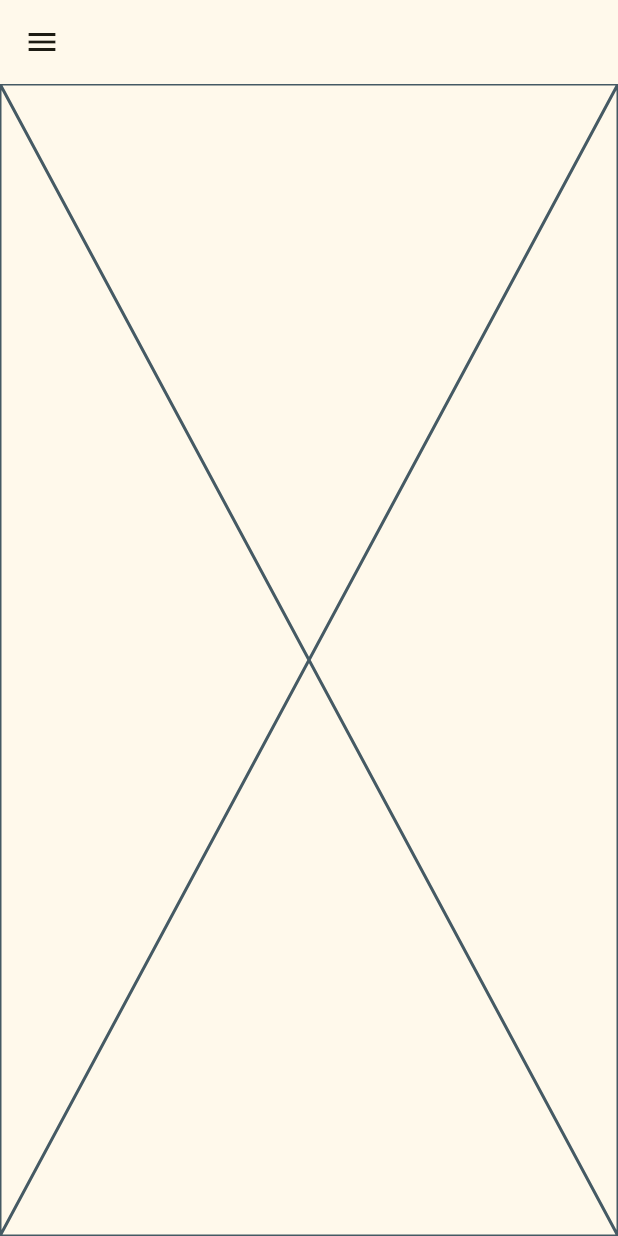
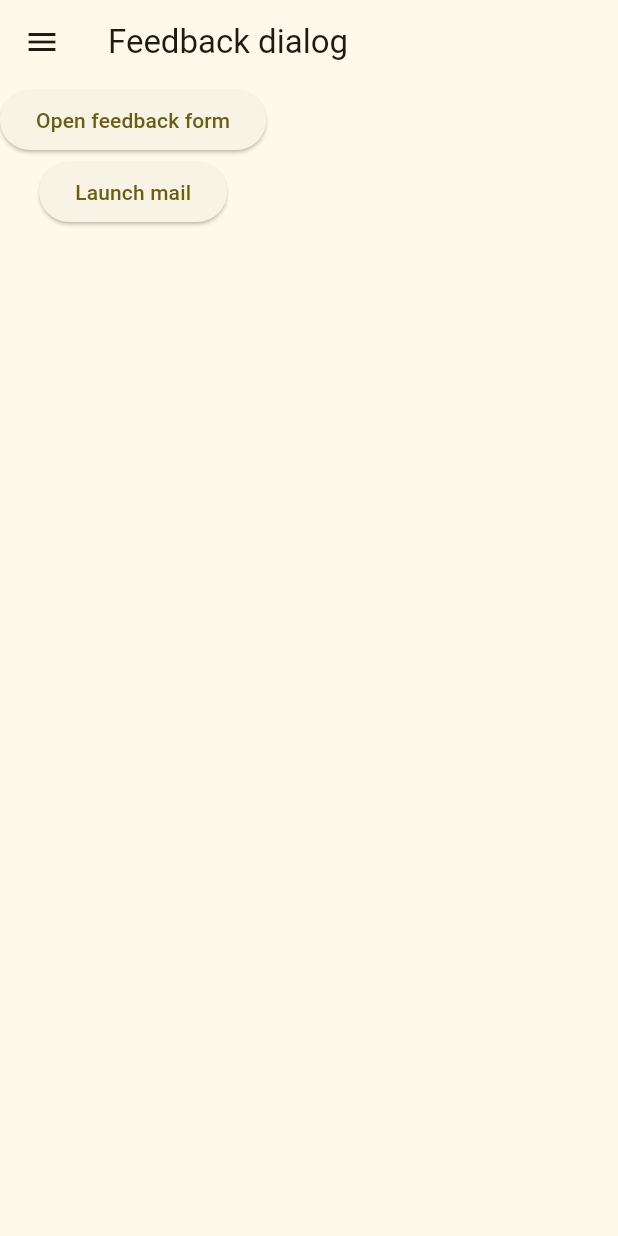
Before and after one commit to vgrfl/reusable_flutter_snippets, a Flutter app: the screen it shows after launch, on a phone screen of 412 x 824 dp. Run offline on Flutter 3.47's test engine with Material 3 defaults, Android fonts, the phone set to English and light mode, and no system bars.

Commit message:
url launcher email app launch funtion added

```diff
--- a/lib/basic_material_app.dart
+++ b/lib/basic_material_app.dart
@@ -1,6 +1,8 @@
 import 'package:flutter/material.dart';
 import 'package:reusable_flutter_snippets/Themes/themes.dart';
-
+import 'package:reusable_flutter_snippets/url_launcher_snippets.dart';
+import 'global_variables.dart' as globals;
+import 'feedback_collection_dialog.dart';
 
 // Just a container materialapp with a scaffold homepage to act as base for
 // other snippets in this repo
@@ -13,17 +15,15 @@ class BasicMaterialApp extends StatelessWidget {
     return MaterialApp(
       title: 'Flutter Snippets',
       theme: theme1,
-      home: MyContainerPage1(),
+      home: MyContainerPage1(title: "Feedback dialog", ),
+      // navigatorKey: globals.navigatorKey,
     );
   }
 }
 
 class MyContainerPage1 extends StatefulWidget {
-  Widget child;
-
   String title;
-
-   MyContainerPage1({super.key, this.child=const Placeholder(), this.title=""});
+  MyContainerPage1({super.key, this.title=""});
 
   @override
   State<MyContainerPage1> createState() => _MyContainerPage1State();
@@ -35,7 +35,21 @@ class _MyContainerPage1State extends State<MyContainerPage1> {
     return Scaffold(
       appBar: AppBar(title: Text(widget.title),),
       drawer: const Drawer(),
-      body: widget.child
+      body: Column(
+        children: [
+          ElevatedButton(
+            child: const Text('Open feedback form'),
+            onPressed: () {
+              showDialog(
+                  context:  context,  //globals.navigatorKey.currentContext!,
+                  builder:(context) => const FeedbackDialog());
+            },
+          ),
+          ElevatedButton(onPressed: launchMailApp, child: Text("Launch mail"))
+        ],
+      )
     );
   }
+
+
 }
--- a/lib/feedback_collection_dialog.dart
+++ b/lib/feedback_collection_dialog.dart
@@ -27,7 +27,7 @@ class UserFeedbackDialogTestScreen extends StatelessWidget {
 }
 
 class FeedbackDialog extends StatefulWidget {
-  const FeedbackDialog({Key? key}) : super(key: key);
+  const FeedbackDialog({super.key});
 
   @override
   State<FeedbackDialog> createState() => _FeedbackDialogState();
@@ -69,7 +69,6 @@ class _FeedbackDialogState extends State<FeedbackDialog> {
               },
             ),
             const Text("Note: Please include your email ID in the feedback if you would like to get follow up response.")
-
           ],
         ),
       ),
--- /dev/null
+++ b/lib/global_variables.dart
@@ -0,0 +1,4 @@
+library globals;
+
+import 'package:flutter/material.dart';
+final GlobalKey<NavigatorState> navigatorKey = GlobalKey<NavigatorState>();
--- /dev/null
+++ b/lib/url_launcher_snippets.dart
@@ -0,0 +1,17 @@
+import 'dart:developer';
+
+import 'package:url_launcher/url_launcher.dart';
+/*
+For Android 11 & above, <queries> might need be added to manifest file to query installed handler apps
+as described here: https://pub.dev/packages/url_launcher
+ */
+
+launchMailApp() async {
+  // Android and iOS
+  var emailLaunchUri = Uri.parse('mailto:test@example.org?subject=Greetings&body=Hello%20World');
+  try{
+    await canLaunchUrl(emailLaunchUri) ? await launchUrl(emailLaunchUri): throw 'Email app not configured';
+  } catch(e){
+    log(e.toString());
+  }
+}
--- a/pubspec.yaml
+++ b/pubspec.yaml
@@ -35,6 +35,7 @@ dependencies:
   # The following adds the Cupertino Icons font to your application.
   # Use with the CupertinoIcons class for iOS style icons.
   cupertino_icons: ^1.0.6
+  url_launcher: ^6.2.5
 
 dev_dependencies:
   flutter_test:
```
Also changed, not shown: pubspec.lock, 6 other files.
